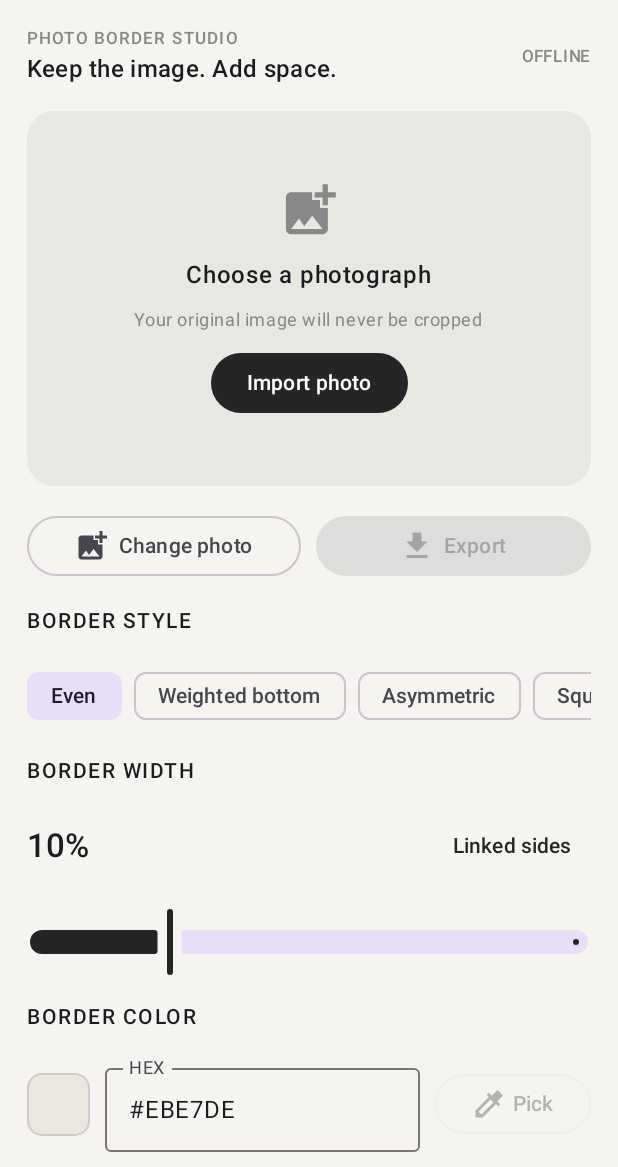
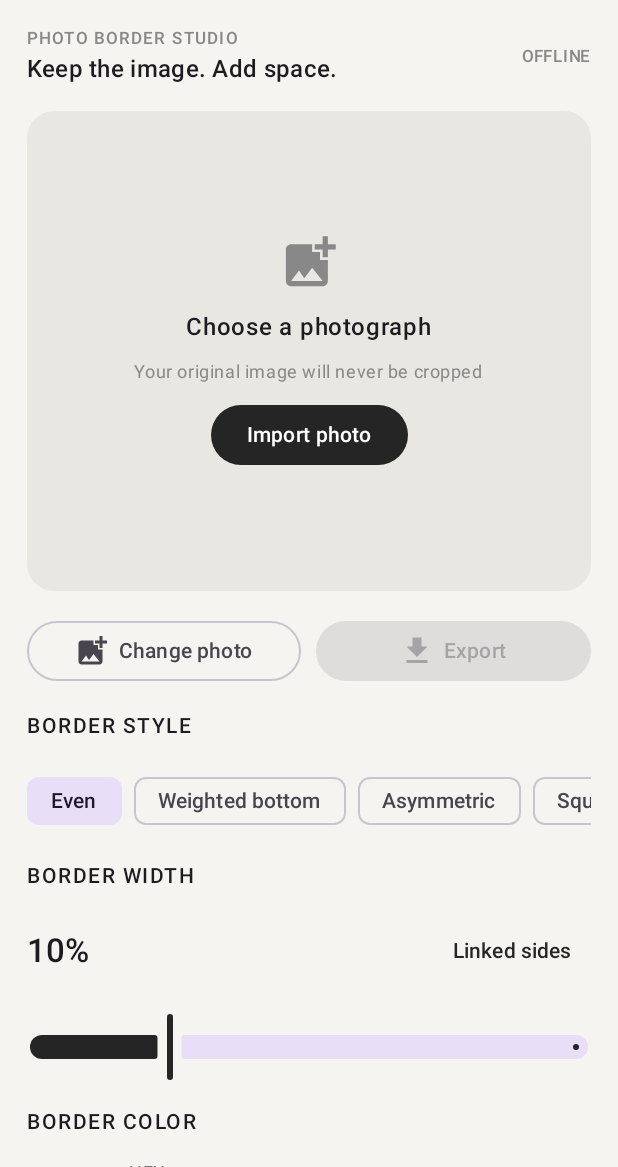
Before and after one commit to miqopet-hub/Frame, an Android app built with Jetpack Compose: the screen it shows after launch (MainActivity), on a phone screen of 412 x 824 dp, the part 69-1236 px from its top. Run offline under Robolectric (Android 15) with nearby library versions, the phone set to English and light mode, and no system bars.

Commit message:
Fix photo preview canvas sizing

```diff
--- a/app/src/main/java/com/fotokombinat/frame/MainActivity.kt
+++ b/app/src/main/java/com/fotokombinat/frame/MainActivity.kt
@@ -149,7 +149,7 @@ private fun FrameApp() {
                 }
 
                 Box(
-                    Modifier.fillMaxWidth().heightIn(min = 250.dp, max = 390.dp)
+                    Modifier.fillMaxWidth().height(320.dp)
                         .clip(RoundedCornerShape(18.dp)).background(Color(0xFFE9E7E1)),
                     contentAlignment = Alignment.Center
                 ) {
@@ -167,7 +167,7 @@ private fun FrameApp() {
                     } else {
                         var previewSize by remember { mutableStateOf(IntSize.Zero) }
                         ComposeCanvas(
-                            Modifier.fillMaxWidth().heightIn(min = 250.dp, max = 390.dp)
+                            Modifier.fillMaxSize()
                                 .onSizeChanged { previewSize = it }
                                 .pointerInput(image, sampling, previewSize, topPct, bottomPct, leftPct, rightPct, style) {
                                     detectTapGestures { p ->
```
